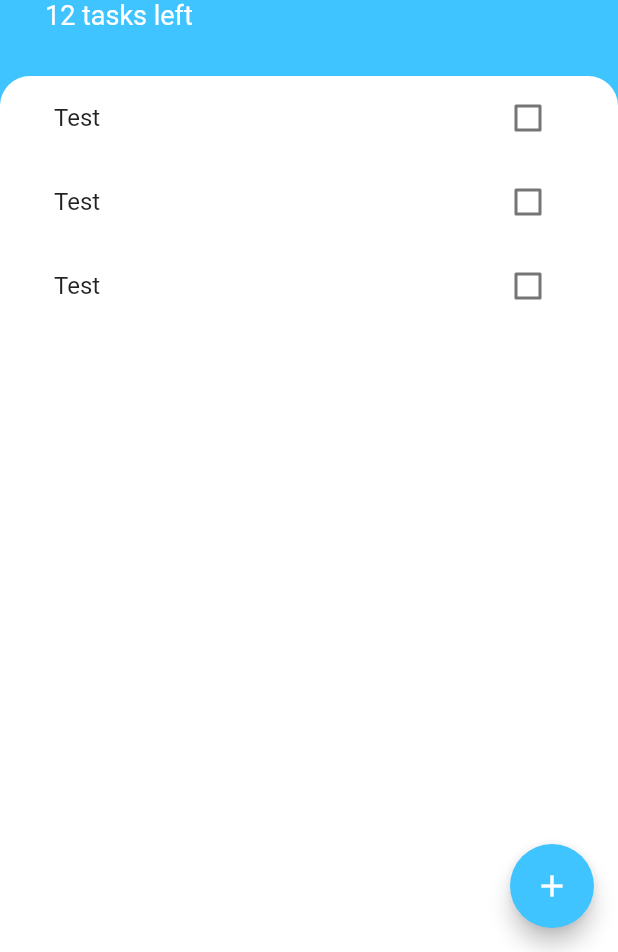
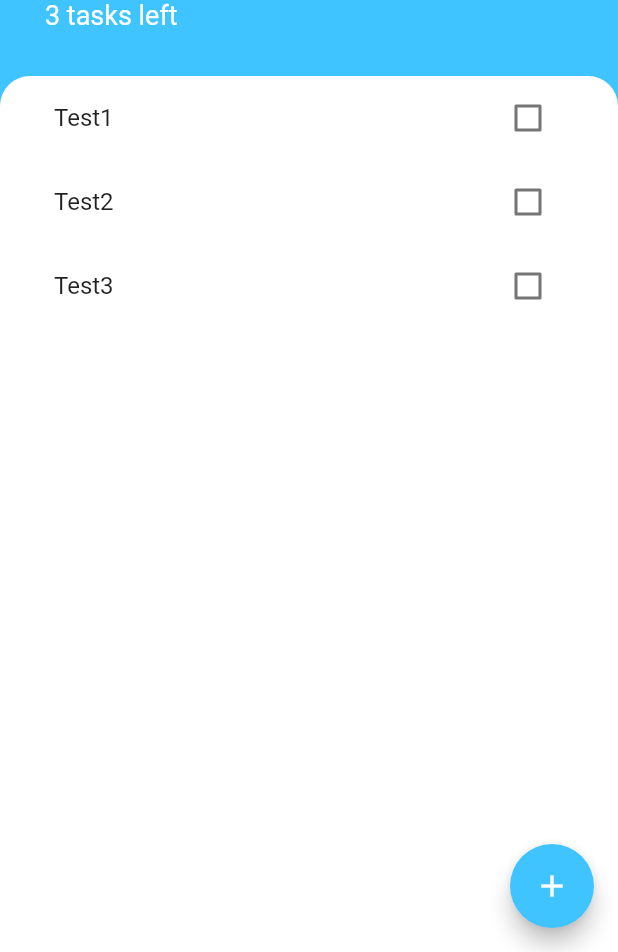
Before and after one commit to 8ctopotamus/todoey-flutter, a Flutter app: the screen it shows after launch, on a phone screen of 412 x 824 dp, the part 284-1236 px from its top. Run offline on Flutter 3.47's test engine with Material 2 defaults, Android fonts, the phone set to English and light mode, and no system bars.

Commit message:
Implements Provider - Read data - no consumer yet

```diff
--- a/lib/main.dart
+++ b/lib/main.dart
@@ -1,13 +1,19 @@
 import 'package:flutter/material.dart';
 import 'package:todoey_flutter/screens/tasks_screen.dart';
+import 'package:provider/provider.dart';
+import 'package:todoey_flutter/models/task_data.dart';
 
 void main() => runApp(MyApp());
 
 class MyApp extends StatelessWidget {
+
   @override
   Widget build(BuildContext context) {
-    return MaterialApp(
-      home: TasksScreen(),
+    return ChangeNotifierProvider<TaskData>(
+      create: (context) => TaskData(),
+      child: MaterialApp(
+        home: TasksScreen(),
+      ),
     );
   }
 }
--- /dev/null
+++ b/lib/models/task_data.dart
@@ -0,0 +1,11 @@
+import 'package:flutter/foundation.dart';
+import 'package:todoey_flutter/models/Task.dart';
+
+class TaskData extends ChangeNotifier {
+  List<Task> tasks = [
+    Task(name: 'Test1'),
+    Task(name: 'Test2'),
+    Task(name: 'Test3'),
+  ];
+
+}
--- a/lib/screens/tasks_screen.dart
+++ b/lib/screens/tasks_screen.dart
@@ -1,6 +1,8 @@
 import 'package:flutter/material.dart';
+import 'package:provider/provider.dart';
 import 'package:todoey_flutter/widgets/task_list.dart';
 import 'package:todoey_flutter/screens/add_task_screen.dart';
+import 'package:todoey_flutter/models/task_data.dart';
 
 class TasksScreen extends StatelessWidget {
   @override
@@ -10,25 +12,26 @@ class TasksScreen extends StatelessWidget {
       floatingActionButton: FloatingActionButton(
         onPressed: () {
           showModalBottomSheet(
-              context: context,
-              builder: (context) => AddTaskScreen()
+            context: context,
+            builder: (context) => AddTaskScreen(
+              addTask: (String text) {
+                //    setState(() {
+                //      tasks.add(Task(name: text));
+                //    });
+                Navigator.pop(context);
+              },
+            ),
           );
         },
         backgroundColor: Colors.lightBlueAccent,
-        child: Icon(
-            Icons.add
-        ),
+        child: Icon(Icons.add),
       ),
       body: Column(
         crossAxisAlignment: CrossAxisAlignment.start,
         children: <Widget>[
           Container(
             padding: EdgeInsets.only(
-                top: 60.0,
-                left: 30.0,
-                right: 30.0,
-                bottom: 30.0
-            ),
+                top: 60.0, left: 30.0, right: 30.0, bottom: 30.0),
             child: Column(
               crossAxisAlignment: CrossAxisAlignment.start,
               children: <Widget>[
@@ -53,13 +56,12 @@ class TasksScreen extends StatelessWidget {
                   ),
                 ),
                 Text(
-                  '12 tasks left',
+                  '${Provider.of<TaskData>(context).tasks.length} tasks left',
                   style: TextStyle(
                     fontSize: 18.0,
                     color: Colors.white,
                   ),
                 ),
-
               ],
             ),
           ),
@@ -70,8 +72,7 @@ class TasksScreen extends StatelessWidget {
                 color: Colors.white,
                 borderRadius: BorderRadius.only(
                     topLeft: Radius.circular(20.0),
-                    topRight: Radius.circular(20.0)
-                ),
+                    topRight: Radius.circular(20.0)),
               ),
               child: TaskList(),
             ),
--- a/lib/widgets/task_list.dart
+++ b/lib/widgets/task_list.dart
@@ -1,36 +1,22 @@
 import 'package:flutter/material.dart';
+import 'package:provider/provider.dart';
+import 'package:todoey_flutter/models/task_data.dart';
 import 'package:todoey_flutter/widgets/task_tile.dart';
-import 'package:todoey_flutter/models/Task.dart';
 
-class TaskList extends StatefulWidget {
-  _TaskListState createState() => _TaskListState();
-}
-
-class _TaskListState extends State<TaskList> {
-  List<Task> tasks = [
-    Task(
-      name: 'Test',
-    ),
-    Task(
-      name: 'Test',
-    ),
-    Task(
-      name: 'Test',
-    ),
-  ];
-
+class TaskList extends StatelessWidget {
   @override
   Widget build(BuildContext context) {
+    List tasks = Provider.of<TaskData>(context).tasks;
     return ListView.builder(itemBuilder: (context, index) {
       return TaskTile(
         title: tasks[index].name,
         isChecked: tasks[index].isDone,
         checkboxCallback: (checkboxState) {
-          setState(() {
-            tasks[index].toggleDone();
-          });
+//          setState(() {
+//           tasks[index].toggleDone();
+//          });
         },
       );
-    }, itemCount: tasks.length,);
+    }, itemCount: tasks.length);
   }
 }
--- a/pubspec.yaml
+++ b/pubspec.yaml
@@ -23,6 +23,7 @@ dependencies:
   # The following adds the Cupertino Icons font to your application.
   # Use with the CupertinoIcons class for iOS style icons.
   cupertino_icons: ^0.1.2
+  provider: ^4.0.1
 
 dev_dependencies:
   flutter_test:
```
Also changed, not shown: lib/screens/add_task_screen.dart (+11 -1 lines), pubspec.lock.
